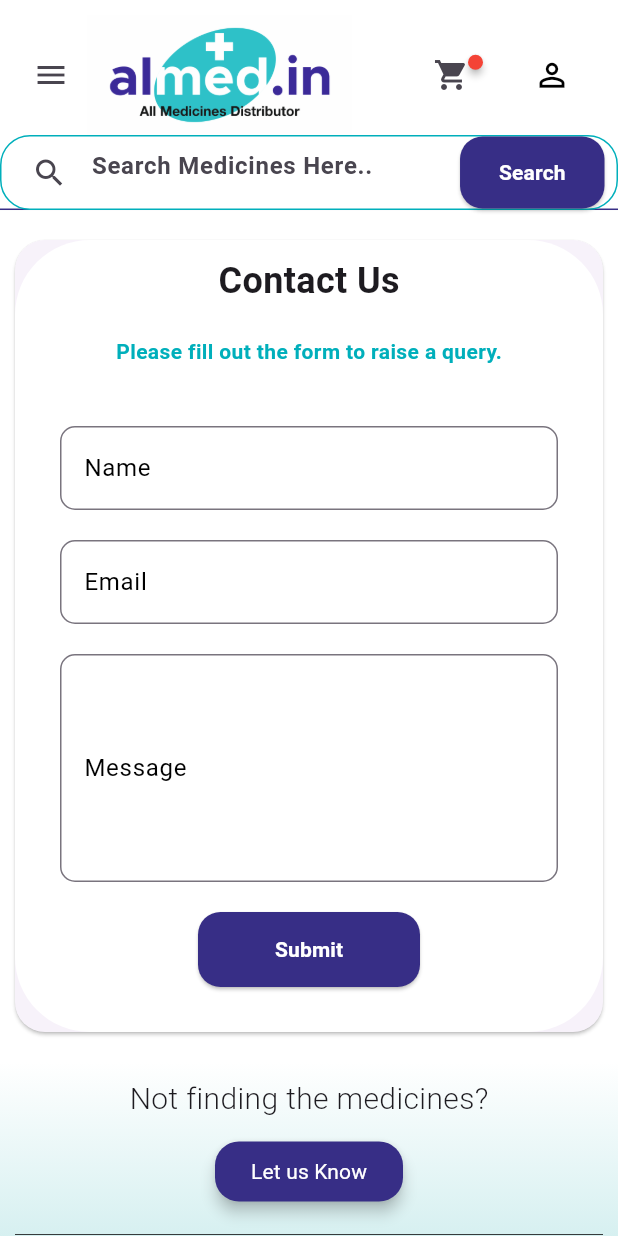
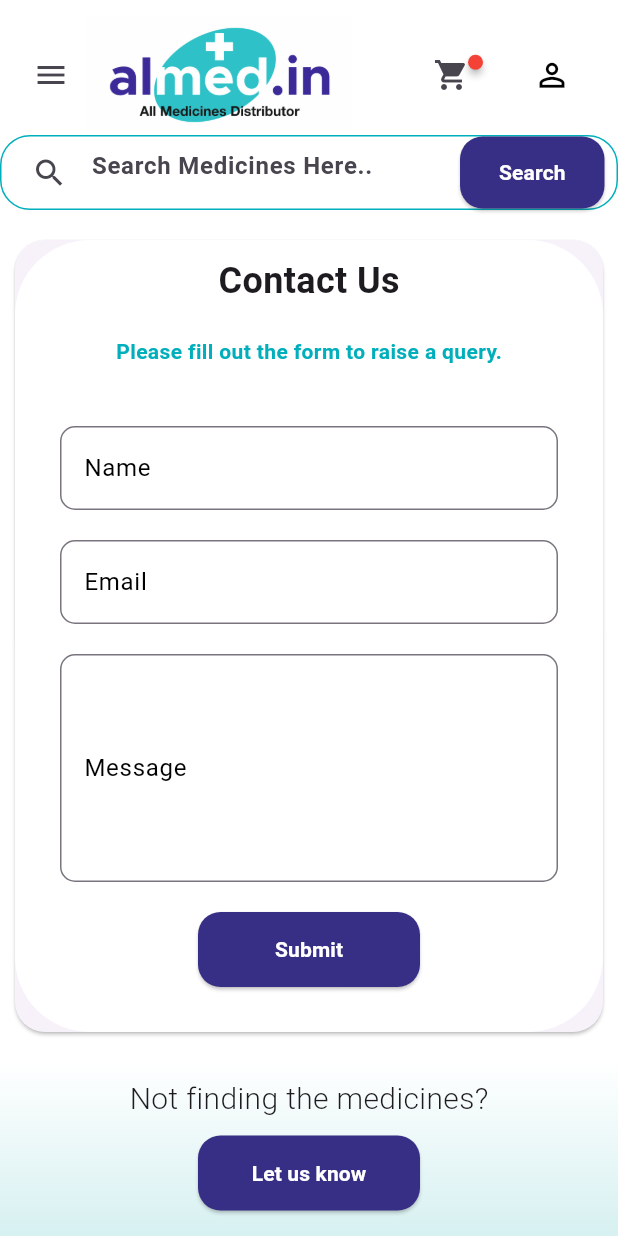
Before and after one commit to Jnananidhi/almed_in, a Flutter app: the ContactUsApp screen opened by its route, on a phone screen of 412 x 824 dp. Run offline on Flutter 3.47's test engine with Material 3 defaults, Android fonts, the phone set to English and light mode, and no system bars; drawn by our look-alikes of badges; our stand-ins replace carousel_slider, dots_indicator, expansion_tile_card, file_picker, flutter_easyloading, fluttertoast and 4 more; missing offline and left inert: email_otp, hover_menu, universal_html; accounts and stored records are empty; network calls fail.

Commit message:
fix: 1. Bottom nav letUsKnow button changed 2. empty products UI done 3. dividers removed for some screens

```diff
--- a/lib/Screens/Home/about_screen.dart
+++ b/lib/Screens/Home/about_screen.dart
@@ -146,11 +146,7 @@ class _AboutScreenState extends State<AboutScreen> {
           children:[ Column(
               children: <Widget>[
                 const Navigation(),
-                const Divider(
-                  thickness: 1,
-                  height: 0.01, // Set the height of the divider line
-                  color: kPrimaryColor, // Set the color of the divider line
-                ),
+
                 Expanded(
                   child: SingleChildScrollView(
                     child: Column(
--- a/lib/Screens/Home/cart_screen_desktop.dart
+++ b/lib/Screens/Home/cart_screen_desktop.dart
@@ -339,11 +339,7 @@ class _CartScreenState extends State<CartScreen> {
         children:[ Column(
           children: [
             Navigation(),
-            Divider(
-              thickness: 1,
-              height: 0.01, // Set the height of the divider line
-              color: kPrimaryColor, // Set the color of the divider line
-            ),
+
             const Padding(
               padding: EdgeInsets.all(16.0),
               child: Text(
--- a/lib/Screens/Home/contact_screen.dart
+++ b/lib/Screens/Home/contact_screen.dart
@@ -156,11 +156,7 @@ class _ContactUsAppState extends State<ContactUsApp> {
            children:[ Column(
                children: <Widget>[
                  const Navigation(),
-                 const Divider(
-                   thickness: 1,
-                   height: 0.01, // Set the height of the divider line
-                   color: kPrimaryColor, // Set the color of the divider line
-                 ),
+
                  Expanded(
                    child: SingleChildScrollView(
                      child: Column(
--- a/lib/Screens/Home/widgets/bottomnav.dart
+++ b/lib/Screens/Home/widgets/bottomnav.dart
@@ -51,11 +51,20 @@ class BottomNav extends StatelessWidget {
                     const SizedBox(
                       height: 10,
                     ),
-                    CustomButton(
+                    ElevatedButton(
+                      child: Container(
+                          width: 100,
+                          height: 50,
+                          child: const Center(child: Text("Let us know"))),
+                      style: ElevatedButton.styleFrom(
+                        foregroundColor: kWhiteColor, backgroundColor: kPrimaryColor,
+                        shape: RoundedRectangleBorder(
+                          borderRadius: BorderRadius.circular(15),
+                        ),
+                      ),
                       onPressed: () {
-                        Navigator.pushNamed(context, '/contactUs');
+                        Navigator.pushNamed(context, "/contactUs");
                       },
-                      label: 'Let us Know',
                     ),
                     const SizedBox(
                       height: 10,
--- a/lib/main.dart
+++ b/lib/main.dart
@@ -7,6 +7,7 @@ import 'package:almed_in/Screens/Home/address_screen.dart';
 import 'package:almed_in/Screens/Home/cart_screen_desktop.dart';
 import 'package:almed_in/Screens/Home/contact_screen.dart';
 import 'package:almed_in/Screens/Home/faq_screen.dart';
+import 'package:almed_in/Screens/Home/my_orders.dart';
 import 'package:almed_in/Screens/Home/widgets/alphabetic_search.dart';
 import 'package:flutter/material.dart';
 import 'package:almed_in/Screens/Home/home_screen.dart';
@@ -52,6 +53,7 @@ class MyApp extends StatelessWidget {
         '/alphabeticSearch': (context) => LetterRow(),
         '/address-page': (context) => AddressScreen(),
         '/product-screen': (context) => ProductScreen(),
+        '/myOrders':(context) => MyOrders(),
       },
     );
   }
--- a/pubspec.yaml
+++ b/pubspec.yaml
@@ -61,10 +61,6 @@ dependencies:
   flutter_svg: ^2.0.9
   hover_menu: ^1.0.1+3
   fluttertoast: ^8.0.7
-
-
-
-
 
 dev_dependencies:
   flutter_test:
```
Also changed, not shown: lib/Screens/Home/my_orders.dart (added, +73 -0 lines), lib/Screens/Home/products/products_screen.dart (+10 -1 lines), lib/Screens/Home/profile_screen.dart (+11 -7 lines), assets/noData.png (added), assets/no_data.png (added).
